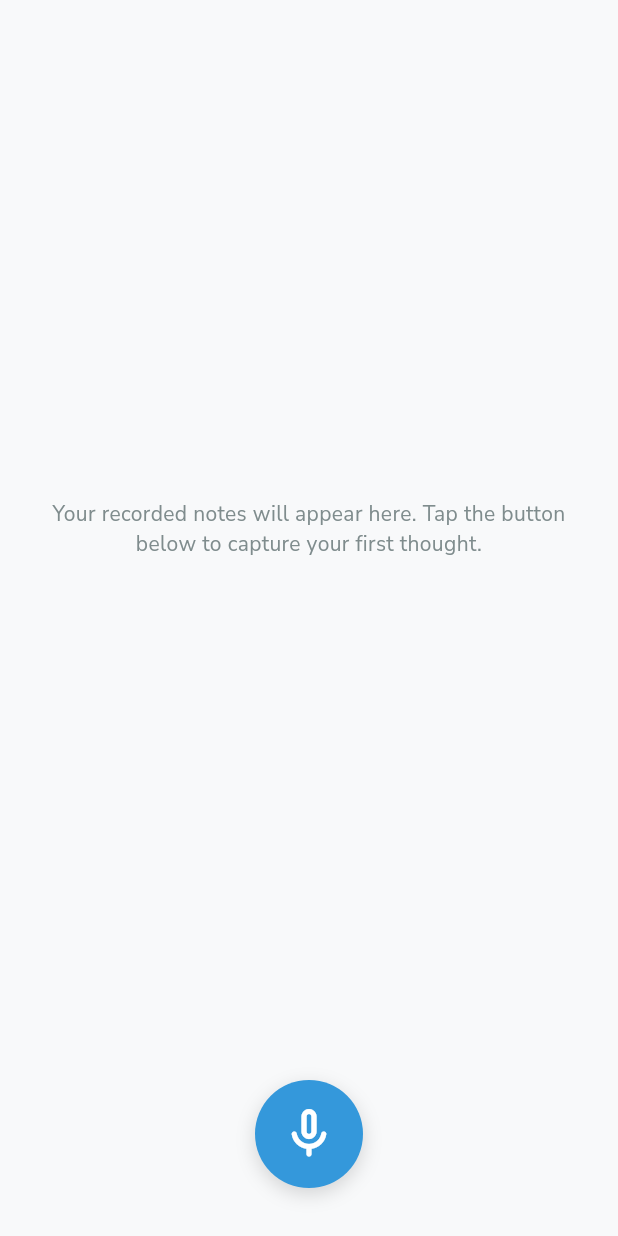
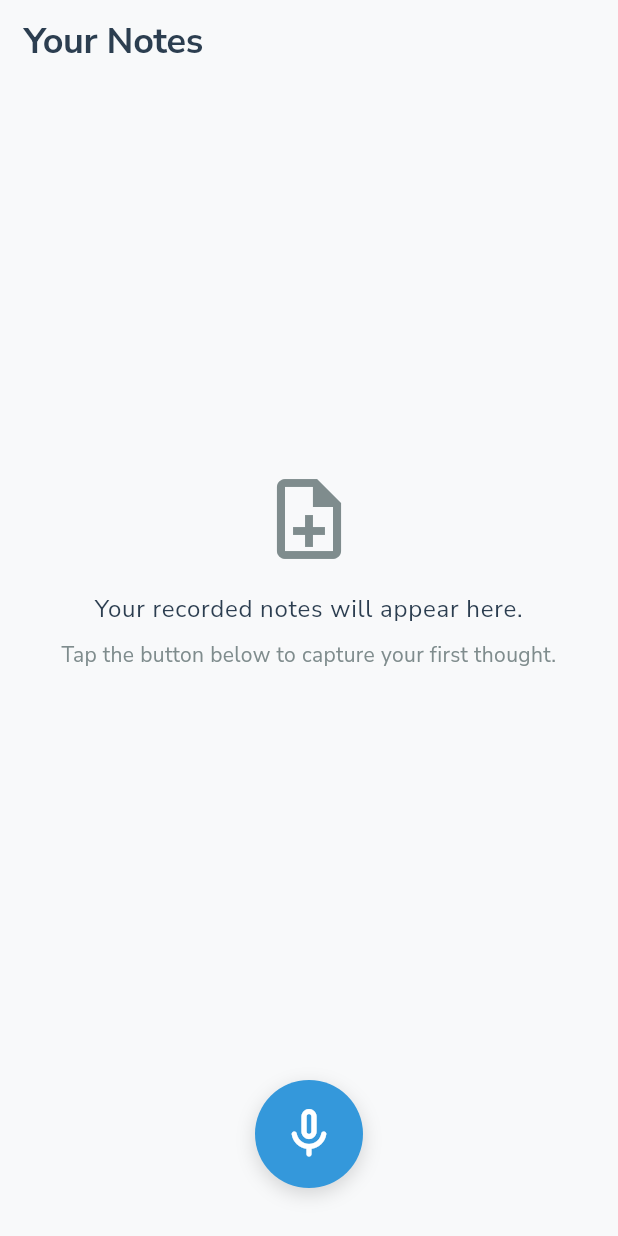
Before and after one commit to dariocast/fieldnote, a Flutter app: the screen it shows after launch, on a phone screen of 412 x 824 dp. Run offline on Flutter 3.47's test engine with Material 3 defaults, Android fonts, the light colour scheme and no system bars; our stand-ins replace bloc, equatable, flutter_bloc, google_fonts, isar, permission_handler and 1 more; missing offline and left inert: record; accounts and stored records are empty; generated files the repository leaves out were written again.

Commit message:
feat: ui for note list

```diff
--- a/lib/features/home/screens/home_screen.dart
+++ b/lib/features/home/screens/home_screen.dart
@@ -1,6 +1,7 @@
-import 'package:fieldnote/core/models/note.dart'; // Import Note model
-import 'package:fieldnote/features/home/bloc/notes_bloc/notes_bloc.dart'; // Import NotesBloc
+import 'package:fieldnote/core/models/note.dart';
+import 'package:fieldnote/features/home/bloc/notes_bloc/notes_bloc.dart';
 import 'package:fieldnote/features/home/bloc/recording_bloc/recording_bloc.dart';
+import 'package:fieldnote/features/home/widgets/note_list_item.dart'; // Import the new widget
 import 'package:fieldnote/shared/theme/app_colors.dart';
 import 'package:flutter/material.dart';
 import 'package:flutter_bloc/flutter_bloc.dart';
@@ -10,27 +11,71 @@ class HomeScreen extends StatelessWidget {
 
   @override
   Widget build(BuildContext context) {
-    // Check permissions when the screen is first built
     context.read<RecordingBloc>().add(InitializeRecording());
 
     return Scaffold(
-      body: SafeArea(
+      appBar: AppBar(
+        title: Text(
+          'Your Notes',
+          style: Theme.of(context).textTheme.displayLarge,
+        ),
+        centerTitle: false,
+      ),
+      body: Column(
+        children: [
+          Expanded(
+            child: BlocBuilder<NotesBloc, NotesState>(
+              builder: (context, state) {
+                if (state is NotesLoadSuccess) {
+                  if (state.notes.isEmpty) {
+                    return _buildEmptyState(context);
+                  }
+                  return ListView.builder(
+                    itemCount: state.notes.length,
+                    itemBuilder: (context, index) {
+                      final note = state.notes[index];
+                      return NoteListItem(note: note);
+                    },
+                  );
+                }
+                if (state is NotesLoadFailure) {
+                  return Center(child: Text(state.errorMessage));
+                }
+                // Default to a loading indicator for Initial/InProgress states
+                return const Center(child: CircularProgressIndicator());
+              },
+            ),
+          ),
+          _buildInteractionArea(),
+        ],
+      ),
+    );
+  }
+
+  Widget _buildEmptyState(BuildContext context) {
+    return Center(
+      child: Padding(
+        padding: const EdgeInsets.symmetric(horizontal: 32.0),
         child: Column(
+          mainAxisAlignment: MainAxisAlignment.center,
           children: [
-            // TODO: Replace with the actual note list in Sprint 2
-            Expanded(
-              child: Center(
-                child: Padding(
-                  padding: const EdgeInsets.symmetric(horizontal: 32.0),
-                  child: Text(
-                    'Your recorded notes will appear here. Tap the button below to capture your first thought.',
-                    textAlign: TextAlign.center,
-                    style: Theme.of(context).textTheme.bodyMedium,
-                  ),
-                ),
-              ),
+            const Icon(
+              Icons.note_add_outlined,
+              size: 64,
+              color: AppColors.textGray,
             ),
-            _buildInteractionArea(),
+            const SizedBox(height: 16),
+            Text(
+              'Your recorded notes will appear here.',
+              textAlign: TextAlign.center,
+              style: Theme.of(context).textTheme.bodyLarge,
+            ),
+            const SizedBox(height: 8),
+            Text(
+              'Tap the button below to capture your first thought.',
+              textAlign: TextAlign.center,
+              style: Theme.of(context).textTheme.bodyMedium,
+            ),
           ],
         ),
       ),
@@ -38,25 +83,23 @@ class HomeScreen extends StatelessWidget {
   }
 
   Widget _buildInteractionArea() {
+    // ... This function remains unchanged from the previous task
     return BlocListener<RecordingBloc, RecordingState>(
       listener: (context, state) {
         if (state is RecordingSuccess) {
-          // Create a new Note object
           final newNote = Note()
             ..audioFilePath = state.result.filePath
-            ..transcription =
-                state.result.transcription // Use the transcription
+            ..transcription = state.result.transcription
             ..createdAt = DateTime.now()
-            ..durationInSeconds = 0; // TODO: Calculate actual duration
+            ..durationInSeconds = 0;
 
-          // Add the new note to the database via the NotesBloc
           context.read<NotesBloc>().add(AddNote(newNote));
 
           ScaffoldMessenger.of(context)
             ..hideCurrentSnackBar()
             ..showSnackBar(
               const SnackBar(
-                content: Text('Recording saved!'),
+                content: Text('Recording transcribed and saved!'),
                 backgroundColor: AppColors.calmGreen,
               ),
             );
@@ -98,7 +141,6 @@ class HomeScreen extends StatelessWidget {
                 onTap: () => context.read<RecordingBloc>().add(StopRecording()),
               );
             }
-            // Default state: RecordingReady or after a recording is finished.
             return _RecordButton(
               isRecording: false,
               onTap: () => context.read<RecordingBloc>().add(StartRecording()),
@@ -110,8 +152,8 @@ class HomeScreen extends StatelessWidget {
   }
 }
 
-/// A custom circular record button widget based on the design system.
 class _RecordButton extends StatelessWidget {
+  // ... This widget remains unchanged from the previous task
   final bool isRecording;
   final VoidCallback onTap;
 
--- a/pubspec.yaml
+++ b/pubspec.yaml
@@ -14,6 +14,7 @@ dependencies:
     sdk: flutter
   flutter_bloc: ^9.1.1
   google_fonts: ^6.1.0
+  intl: ^0.20.2
   isar: ^3.1.0+1
   isar_flutter_libs: ^3.1.0+1
   path: ^1.9.1
@@ -23,7 +24,6 @@ dependencies:
   speech_to_text: ^7.2.0
 
 dev_dependencies:
-  # Code Generation & Build Tools
   build_runner: ^2.4.6 # Code generation tool
   flutter_lints: ^6.0.0
   flutter_test:
```
Also changed, not shown: lib/features/home/widgets/note_list_item.dart (+52 -0 lines), pubspec.lock.
